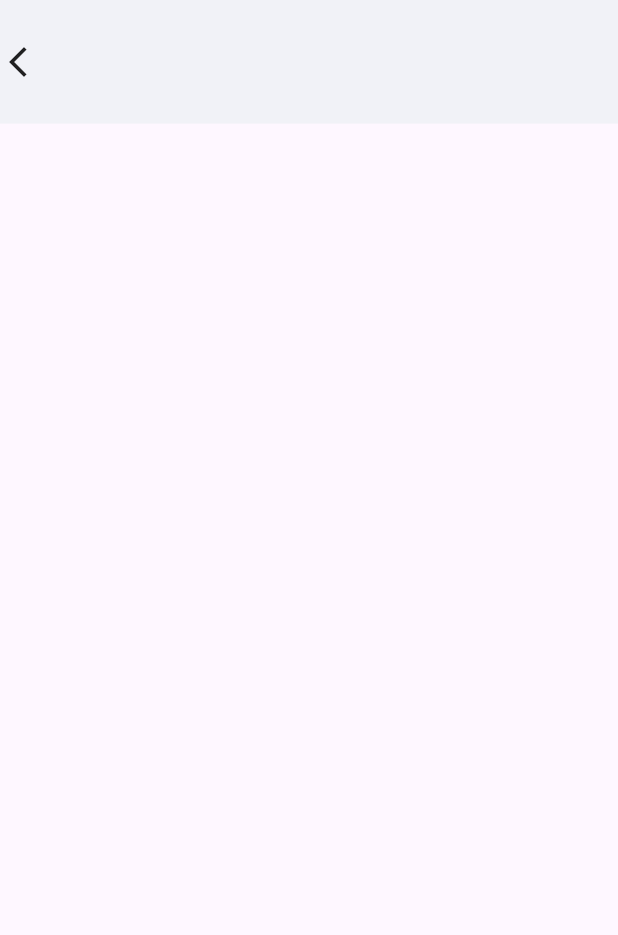
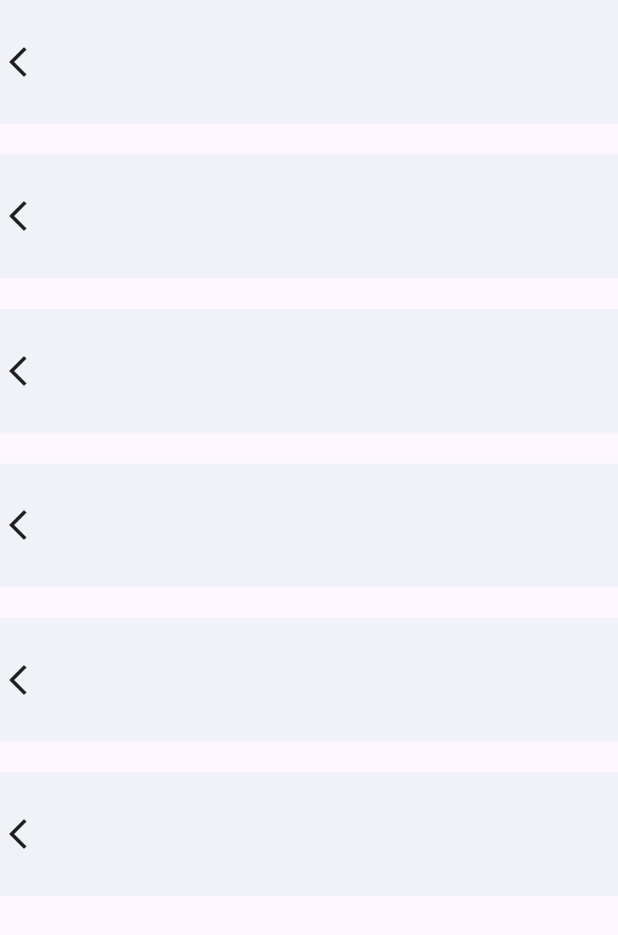
Before and after one commit to JohnnAbiiro/youthparliament, a Flutter app: the screen it shows after launch, in the side drawer, after a tap on "Logout", on a phone screen of 412 x 824 dp. Shown: the top 935 px of the screen. Run offline on Flutter 3.47's test engine with Material 3 defaults, Android fonts, the light colour scheme and no system bars.

Commit message:
commit all this

```diff
--- a/lib/pages/logout.dart
+++ b/lib/pages/logout.dart
@@ -23,6 +23,61 @@ class Logout extends StatelessWidget {
                ],
              ),
            ),
+            SizedBox(height: screenWidth * 0.05,),
+            Container(
+              width: screenWidth * 0.8,
+              height: screenHeight * 0.1,
+              color: const Color(0xfff1f2f7),
+              child: const Row(
+                children: [
+                  Icon(Icons.arrow_back_ios_new),
+                ],
+              ),
+            ),
+            SizedBox(height: screenWidth * 0.05,),
+            Container(
+              width: screenWidth * 0.8,
+              height: screenHeight * 0.1,
+              color: const Color(0xfff1f2f7),
+              child: const Row(
+                children: [
+                  Icon(Icons.arrow_back_ios_new),
+                ],
+              ),
+            ),
+            SizedBox(height: screenWidth * 0.05,),
+            Container(
+              width: screenWidth * 0.8,
+              height: screenHeight * 0.1,
+              color: const Color(0xfff1f2f7),
+              child: const Row(
+                children: [
+                  Icon(Icons.arrow_back_ios_new),
+                ],
+              ),
+            ),
+            SizedBox(height: screenWidth * 0.05,),
+            Container(
+              width: screenWidth * 0.8,
+              height: screenHeight * 0.1,
+              color: const Color(0xfff1f2f7),
+              child: const Row(
+                children: [
+                  Icon(Icons.arrow_back_ios_new),
+                ],
+              ),
+            ),
+            SizedBox(height: screenWidth * 0.05,),
+            Container(
+              width: screenWidth * 0.8,
+              height: screenHeight * 0.1,
+              color: const Color(0xfff1f2f7),
+              child: const Row(
+                children: [
+                  Icon(Icons.arrow_back_ios_new),
+                ],
+              ),
+            ),
           ],
        ),
     );
```
Also changed, not shown: images/apps1.jpeg.
